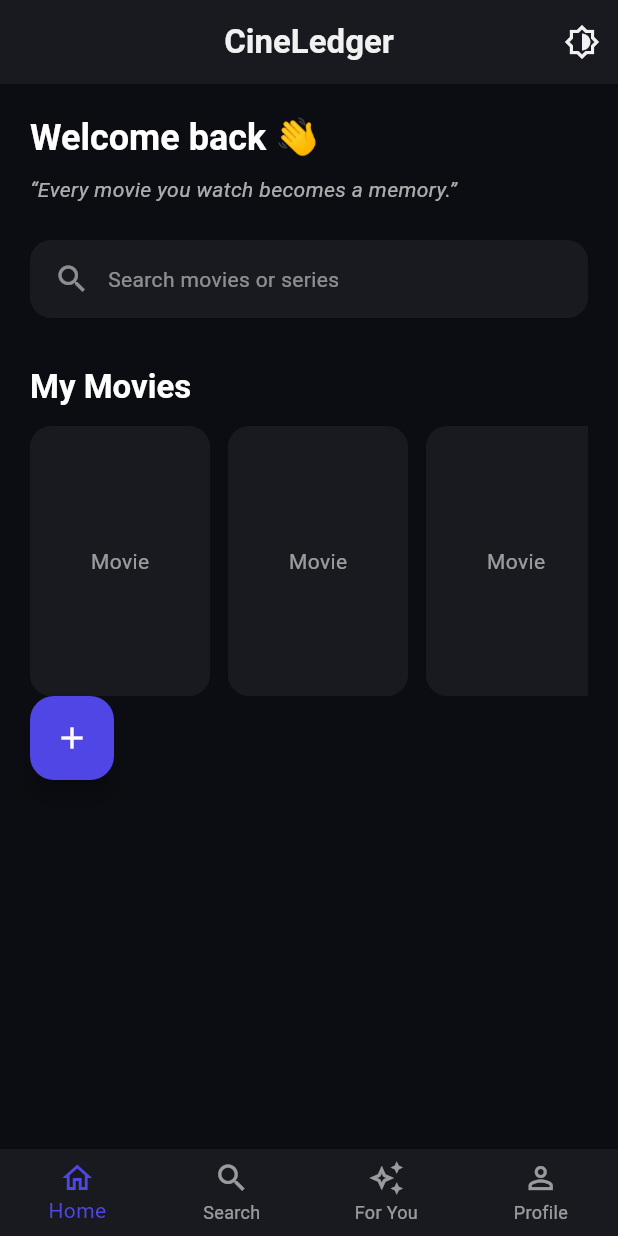
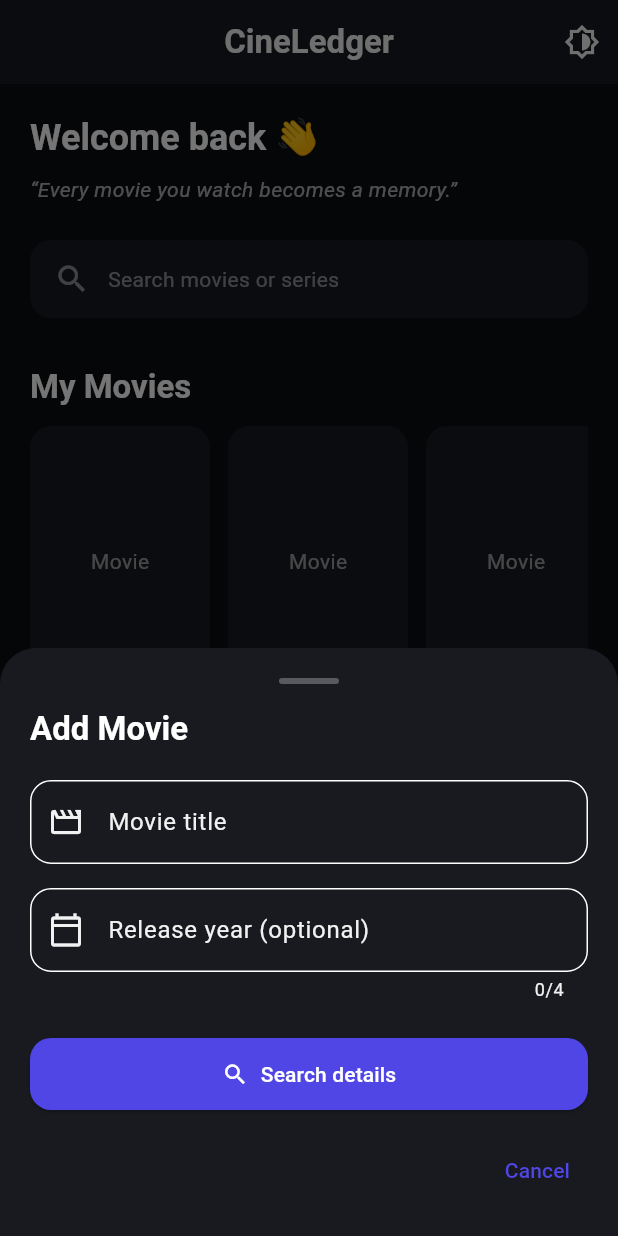
Before and after one commit to akashkr-971/CineLedger, a Flutter app: the screen it shows once a user with an empty profile is signed in, after a tap on the "add" icon, on a phone screen of 412 x 824 dp. Run offline on Flutter 3.47's test engine with Material 3 defaults, Android fonts, the phone set to English and light mode, and no system bars; our stand-ins replace cloud_firestore, firebase_auth, firebase_core, flutter_dotenv, flutter_riverpod, google_sign_in; accounts and stored records are empty.

Commit message:
Started doing the feature to add a movie to the watched movies

```diff
--- a/lib/core/widgets/cine_snack_bar.dart
+++ b/lib/core/widgets/cine_snack_bar.dart
@@ -11,6 +11,7 @@ class CineSnack {
       behavior: SnackBarBehavior.floating,
       backgroundColor: Colors.transparent,
       elevation: 0,
+      margin: const EdgeInsets.all(16),
       content: Container(
         padding: const EdgeInsets.symmetric(horizontal: 16, vertical: 14),
         decoration: BoxDecoration(
@@ -55,7 +56,7 @@ class CineSnack {
     _show(
       context,
       message: message,
-      color: const Color(0xFFB91C1C), // deep red
+      color: const Color(0xFFB91C1C),
       icon: Icons.error_outline,
     );
   }
@@ -65,7 +66,7 @@ class CineSnack {
     _show(
       context,
       message: message,
-      color: const Color(0xFFFBBF24), // gold
+      color: const Color(0xFFFBBF24),
       icon: Icons.warning_amber_rounded,
     );
   }
@@ -75,7 +76,7 @@ class CineSnack {
     _show(
       context,
       message: message,
-      color: const Color(0xFF16A34A), // green
+      color: const Color(0xFF16A34A),
       icon: Icons.check_circle_outline,
     );
   }
--- a/lib/features/home/home_screen.dart
+++ b/lib/features/home/home_screen.dart
@@ -6,6 +6,7 @@ import 'tabs/home_tab.dart';
 import 'tabs/search_tab.dart';
 import 'tabs/recommendations_tab.dart';
 import 'tabs/profile_tab.dart';
+import '../movies/add_movie_sheet.dart';
 
 // ✅ Local-only provider
 final homeTabProvider = StateProvider<int>((ref) => 0);
@@ -47,6 +48,23 @@ class HomeScreen extends ConsumerWidget {
         ],
       ),
 
+      floatingActionButton:
+          currentTab == 0
+              ? FloatingActionButton(
+                onPressed: () {
+                  showModalBottomSheet(
+                    context: context,
+                    isScrollControlled: true,
+                    backgroundColor: Colors.transparent,
+                    builder: (_) => const AddMovieSheet(),
+                  );
+                },
+                child: const Icon(Icons.add),
+              )
+              : null,
+
+      floatingActionButtonLocation: FloatingActionButtonLocation.endFloat,
+
       bottomNavigationBar: BottomNavigationBar(
         currentIndex: currentTab,
         onTap: (index) {
--- a/lib/features/home/tabs/home_tab.dart
+++ b/lib/features/home/tabs/home_tab.dart
@@ -110,12 +110,7 @@ class HomeTab extends StatelessWidget {
               },
             ),
           ),
-          FloatingActionButton(
-            onPressed: () {
-              // Action to add a new movie
-            },
-            child: const Icon(Icons.add),
-          ),
+
         ],
       ),
     );
--- /dev/null
+++ b/lib/features/movies/add_movie_sheet.dart
@@ -0,0 +1,233 @@
+import 'package:flutter/material.dart';
+import 'movie_search_service.dart';
+
+class AddMovieSheet extends StatefulWidget {
+  const AddMovieSheet({super.key});
+
+  @override
+  State<AddMovieSheet> createState() => _AddMovieSheetState();
+}
+
+class _AddMovieSheetState extends State<AddMovieSheet> {
+  final titleController = TextEditingController();
+  int? releaseYear;
+  bool isLoading = false;
+  bool isError = false;
+  String errorMessage = '';
+
+  @override
+  Widget build(BuildContext context) {
+    final theme = Theme.of(context);
+    final colors = theme.colorScheme;
+    final bottomInset = MediaQuery.of(context).viewInsets.bottom;
+    final movieService = MovieSearchService();
+    Map<String, dynamic>? movieResult;
+
+    void showError(String message) {
+      if (!mounted) return;
+      setState(() {
+        isError = true;
+        errorMessage = message;
+      });
+    }
+
+    void clearError() {
+      if (!mounted) return;
+      setState(() {
+        isError = false;
+        errorMessage = '';
+      });
+    }
+
+    return Padding(
+      padding: EdgeInsets.only(bottom: bottomInset),
+      child: Container(
+        decoration: BoxDecoration(
+          color: colors.surface,
+          borderRadius: const BorderRadius.vertical(top: Radius.circular(24)),
+        ),
+        padding: const EdgeInsets.all(20),
+        child: Column(
+          mainAxisSize: MainAxisSize.min,
+          crossAxisAlignment: CrossAxisAlignment.start,
+          children: [
+            // Handle
+            Center(
+              child: Container(
+                width: 40,
+                height: 4,
+                margin: const EdgeInsets.only(bottom: 16),
+                decoration: BoxDecoration(
+                  color: colors.onSurface.withValues(alpha: 0.3),
+                  borderRadius: BorderRadius.circular(8),
+                ),
+              ),
+            ),
+
+            Text(
+              'Add Movie',
+              style: theme.textTheme.titleLarge?.copyWith(
+                fontWeight: FontWeight.bold,
+              ),
+            ),
+
+            const SizedBox(height: 20),
+
+            // 🎬 Movie Title
+            TextField(
+              controller: titleController,
+              decoration: InputDecoration(
+                labelText: 'Movie title',
+                hintText: 'Enter movie name',
+                prefixIcon: const Icon(Icons.movie_outlined),
+                border: OutlineInputBorder(
+                  borderRadius: BorderRadius.circular(14),
+                ),
+              ),
+            ),
+
+            const SizedBox(height: 16),
+
+            // 📅 Release Date
+            TextField(
+              keyboardType: TextInputType.number,
+              maxLength: 4,
+              decoration: InputDecoration(
+                labelText: 'Release year (optional)',
+                hintText: 'e.g. 2014',
+                prefixIcon: const Icon(Icons.calendar_today_outlined),
+                border: OutlineInputBorder(
+                  borderRadius: BorderRadius.circular(14),
+                ),
+              ),
+              onChanged: (value) {
+                if (value.length == 4) {
+                  final year = int.tryParse(value);
+                  if (year != null) {
+                    setState(() {
+                      releaseYear = year;
+                    });
+                  }
+                }
+              },
+            ),
+
+            const SizedBox(height: 24),
+
+            // 🔍 Search button
+            SizedBox(
+              width: double.infinity,
+              child: ElevatedButton.icon(
+                icon:
+                    isLoading
+                        ? const SizedBox(
+                          width: 18,
+                          height: 18,
+                          child: CircularProgressIndicator(strokeWidth: 2),
+                        )
+                        : const Icon(Icons.search),
+                label: Text(isLoading ? 'Searching...' : 'Search details'),
+                style: ElevatedButton.styleFrom(
+                  backgroundColor: colors.primary,
+                  foregroundColor: colors.onPrimary,
+                  padding: const EdgeInsets.symmetric(vertical: 14),
+                  shape: RoundedRectangleBorder(
+                    borderRadius: BorderRadius.circular(14),
+                  ),
+                ),
+                onPressed:
+                    isLoading
+                        ? null
+                        : () async {
+                          clearError();
+
+                          final title = titleController.text.trim();
+                          if (title.isEmpty) {
+                            showError('Please enter a movie title');
+                            return;
+                          }
+                          if (releaseYear != null) {
+                            final year = releaseYear!;
+                            final currentYear = DateTime.now().year;
+
+                            if (year < 1900 || year > currentYear) {
+                              showError('Please enter a valid release year');
+                              return;
+                            }
+                          }
+
+                          if (!mounted) return;
+                          setState(() => isLoading = true);
+
+                          try {
+                            final result = await movieService.searchMovie(
+                              title: title,
+                              year: releaseYear,
+                            );
+
+                            if (!mounted) return;
+
+                            if (result == null) {
+                              showError(
+                                'No movie found. Try a different title or year.',
+                              );
+                            } else {
+                              setState(() {
+                                movieResult = result;
+                              });
+                              clearError();
+                              print(movieResult);
+                              debugPrint('Movie found: ${result['title']}');
+                            }
+                          } catch (e) {
+                            if (!mounted) return;
+                            showError(
+                              'Failed to fetch movie details. Please try again.',
+                            );
+                          } finally {
+                            if (mounted) {
+                              setState(() => isLoading = false);
+                            }
+                          }
+                        },
+              ),
+            ),
+            if (isError)
+              Padding(
+                padding: const EdgeInsets.only(top: 16),
+                child: Row(
+                  crossAxisAlignment: CrossAxisAlignment.start,
+                  children: [
+                    const Icon(
+                      Icons.error_outline,
+                      color: Colors.redAccent,
+                      size: 20,
+                    ),
+                    const SizedBox(width: 8),
+                    Expanded(
+                      child: Text(
+                        errorMessage,
+                        style: Theme.of(context).textTheme.bodyMedium?.copyWith(
+                          color: Colors.redAccent,
+                          fontWeight: FontWeight.w600,
+                        ),
+                      ),
+                    ),
+                  ],
+                ),
+              ),
+
+            const SizedBox(height: 16),
+            Align(
+              alignment: Alignment.centerRight,
+              child: TextButton(
+                onPressed: () => Navigator.pop(context),
+                child: const Text('Cancel'),
+              ),
+            ),
+          ],
+        ),
+      ),
+    );
+  }
+}
--- /dev/null
+++ b/lib/features/movies/movie_search_service.dart
@@ -0,0 +1,42 @@
+import 'dart:convert';
+import 'package:http/http.dart' as http;
+import 'package:flutter_dotenv/flutter_dotenv.dart';
+
+class MovieSearchService {
+  static const _baseUrl = 'https://api.themoviedb.org/3';
+
+  final String _apiKey = dotenv.env['TMDB_API_KEY']!;
+
+  Future<Map<String, dynamic>?> searchMovie({
+    required String title,
+    int? year,
+  }) async {
+    print("CALLED");
+    print(_apiKey);
+    final uri = Uri.parse('$_baseUrl/search/movie').replace(
+      queryParameters: {
+        'query': title,
+        'api_key': _apiKey,
+        if (year != null) 'year': year.toString(),
+      },
+    );
+
+    print(uri);
+
+    final response = await http.get(uri);
+    print(response.body);
+
+    if (response.statusCode != 200) {
+      throw Exception('Failed to fetch movie data');
+    }
+
+    final data = json.decode(response.body);
+    print(data);
+
+    final results = data['results'] as List;
+
+    if (results.isEmpty) return null;
+
+    return results.first as Map<String, dynamic>;
+  }
+}
--- a/lib/main.dart
+++ b/lib/main.dart
@@ -1,16 +1,17 @@
 import 'package:flutter/material.dart';
 import 'package:flutter_riverpod/flutter_riverpod.dart';
 import 'package:firebase_core/firebase_core.dart';
-
 import 'core/theme/app_theme.dart';
 import 'core/theme/theme_provider.dart';
 import 'features/auth/auth_providers.dart';
 import 'features/auth/login_screen.dart';
 import 'features/home/home_screen.dart';
 import 'features/auth/verify_email.dart';
+import 'package:flutter_dotenv/flutter_dotenv.dart';
 
 void main() async {
   WidgetsFlutterBinding.ensureInitialized();
+  await dotenv.load(fileName: ".env");
   await Firebase.initializeApp();
 
   runApp(const ProviderScope(child: CineLedgerApp()));
@@ -27,7 +28,6 @@ class CineLedgerApp extends ConsumerWidget {
     return MaterialApp(
       debugShowCheckedModeBanner: false,
       title: 'CineLedger',
-
       theme: AppTheme.lightTheme,
       darkTheme: AppTheme.darkTheme,
       themeMode: themeMode, // 🔥 THIS WAS MISSING
--- a/pubspec.yaml
+++ b/pubspec.yaml
@@ -36,6 +36,8 @@ dependencies:
   flutter_riverpod: ^2.5.1
   cupertino_icons: ^1.0.8
   cloud_firestore: ^5.4.4
+  http: ^1.6.0
+  flutter_dotenv: ^5.1.0
 
 dev_dependencies:
   flutter_test:
@@ -66,6 +68,7 @@ flutter:
   assets:
     - assets/logo/
     - assets/images/
+    - .env
   uses-material-design: true
 
   # To add assets to your application, add an assets section, like this:
```
Also changed, not shown: pubspec.lock, 1 other file.
